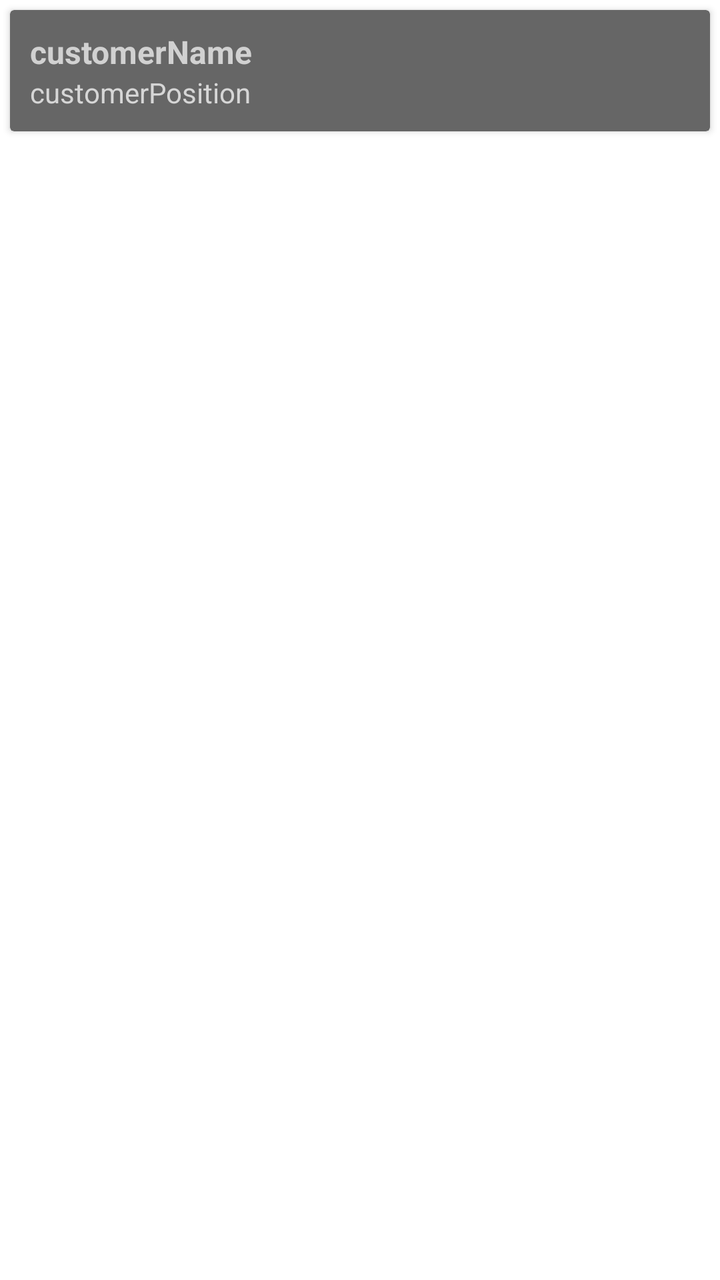
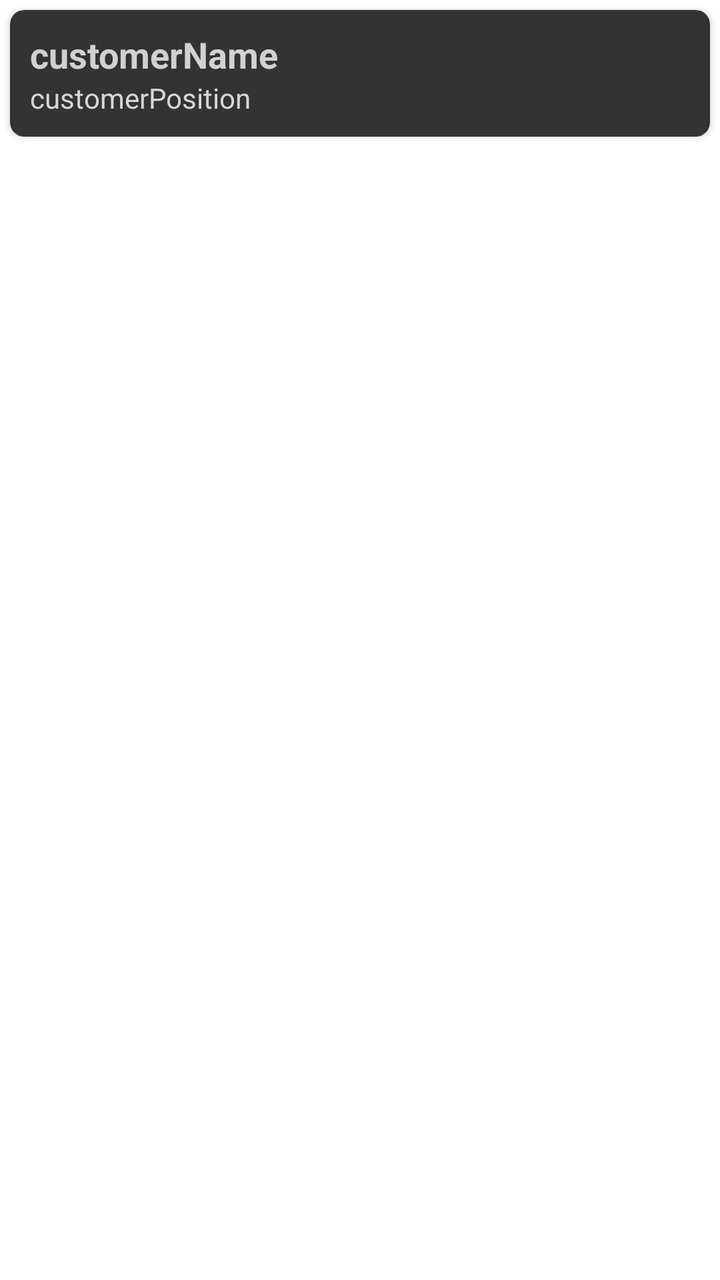

Two renders of the same Android screen: before a commit and after it. Below are the layout's source before the change and the commit's diff.
<!-- AndroidManifest.xml: application theme MyMaterialTheme -->
<!-- res/layout/customer_list_row.xml -->
<LinearLayout xmlns:android="http://schemas.android.com/apk/res/android"
    xmlns:card_view="http://schemas.android.com/apk/res-auto"
    android:layout_width="match_parent"
    android:layout_height="wrap_content"
    android:orientation="vertical">
    <androidx.cardview.widget.CardView
        android:id="@+id/card_view_search"
        android:layout_width="fill_parent"
        android:layout_height="wrap_content"
        android:layout_gravity="center"
        android:layout_margin="5dp"
        card_view:cardBackgroundColor="@color/darkGray"
        card_view:cardCornerRadius="2dp"
        card_view:contentPadding="10dp">
    <RelativeLayout
        android:layout_width="fill_parent"
        android:layout_height="fill_parent">

    <TextView
        android:id="@+id/customerName"
        android:text="customerName"
        android:layout_width="match_parent"
        android:layout_height="wrap_content"
        android:layout_alignParentTop="true"
        android:textColor="@color/d1Gray"
        android:textSize="16dp"
        android:textStyle="bold"
         />

    <TextView
        android:id="@+id/customerTitle"
        android:layout_width="178dp"
        android:layout_height="wrap_content"
        android:layout_below="@id/customerName"
        android:textColor="@color/lightGray"
        android:text="customerPosition"
         />

    </RelativeLayout>
    </androidx.cardview.widget.CardView>

</LinearLayout>
<!-- resources referenced by this layout -->
<resources>
  <color name="d1Gray">#d1d1d1</color>
  <color name="darkGray">#666666</color>
  <color name="lightGray">#d6d6d6</color>
  <style name="MyMaterialTheme" parent="MyMaterialTheme.Base">
          <item name="android:textColorPrimary">@color/textColorPrimary</item>
      </style>
  <style name="MyMaterialTheme.Base" parent="Theme.MaterialComponents.Light.NoActionBar">
          <item name="windowNoTitle">true</item>
          <item name="windowActionBar">false</item>
          <item name="colorPrimary">@color/colorPrimary</item>
          <item name="colorPrimaryDark">@color/colorPrimaryDark</item>
          <item name="colorAccent">@color/colorAccent</item>
      </style>
  <color name="textColorPrimary">#666666</color>
  <color name="colorPrimary">#333333</color>
  <color name="colorPrimaryDark">#333333</color>
  <color name="colorAccent">#E5675D</color>
</resources>

<!-- the commit's change to res/layout/customer_list_row.xml (unified diff, before → after) -->
@@ -9,8 +9,8 @@
         android:layout_height="wrap_content"
         android:layout_gravity="center"
         android:layout_margin="5dp"
-        card_view:cardBackgroundColor="@color/darkGray"
-        card_view:cardCornerRadius="2dp"
+        card_view:cardBackgroundColor="@color/colorPrimary"
+        card_view:cardCornerRadius="7dp"
         card_view:contentPadding="10dp">
     <RelativeLayout
         android:layout_width="fill_parent"
@@ -23,7 +23,7 @@
         android:layout_height="wrap_content"
         android:layout_alignParentTop="true"
         android:textColor="@color/d1Gray"
-        android:textSize="16dp"
+        android:textSize="18dp"
         android:textStyle="bold"
          />
 
<!-- resource entries referenced after the edit -->
@@ -1,7 +1,6 @@
 <!-- resources referenced by this layout -->
 <resources>
   <color name="d1Gray">#d1d1d1</color>
-  <color name="darkGray">#666666</color>
   <color name="lightGray">#d6d6d6</color>
   <style name="MyMaterialTheme" parent="MyMaterialTheme.Base">
           <item name="android:textColorPrimary">@color/textColorPrimary</item>
